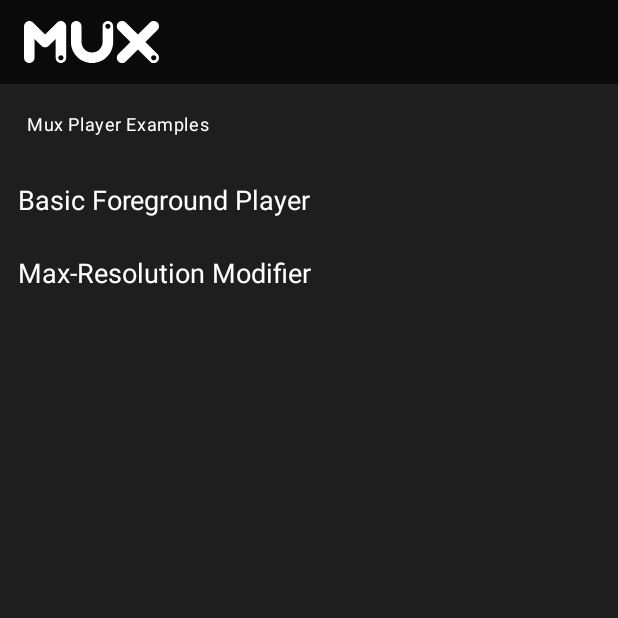
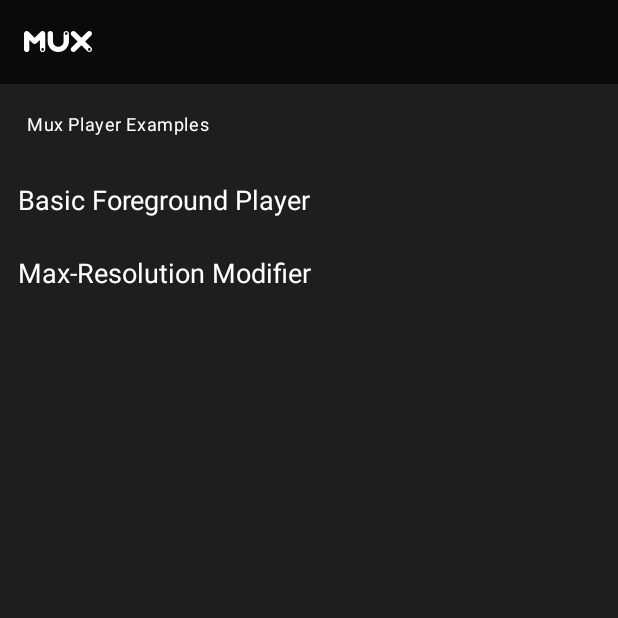
Before and after one commit to muxinc/mux-player-android, an Android app: the screen it shows after launch (MainActivity), on a phone screen of 412 x 824 dp, the top half of it. Run offline under Robolectric (Android 15) with nearby library versions, the phone set to English and light mode, and no system bars.

Commit message:
smaller logo

```diff
--- a/app/src/main/res/drawable/mux_logo.xml
+++ b/app/src/main/res/drawable/mux_logo.xml
@@ -1,6 +1,6 @@
 <vector xmlns:android="http://schemas.android.com/apk/res/android"
-    android:width="90dp"
-    android:height="28dp"
+    android:width="45dp"
+    android:height="14dp"
     android:viewportWidth="90"
     android:viewportHeight="28">
   <group>
```
